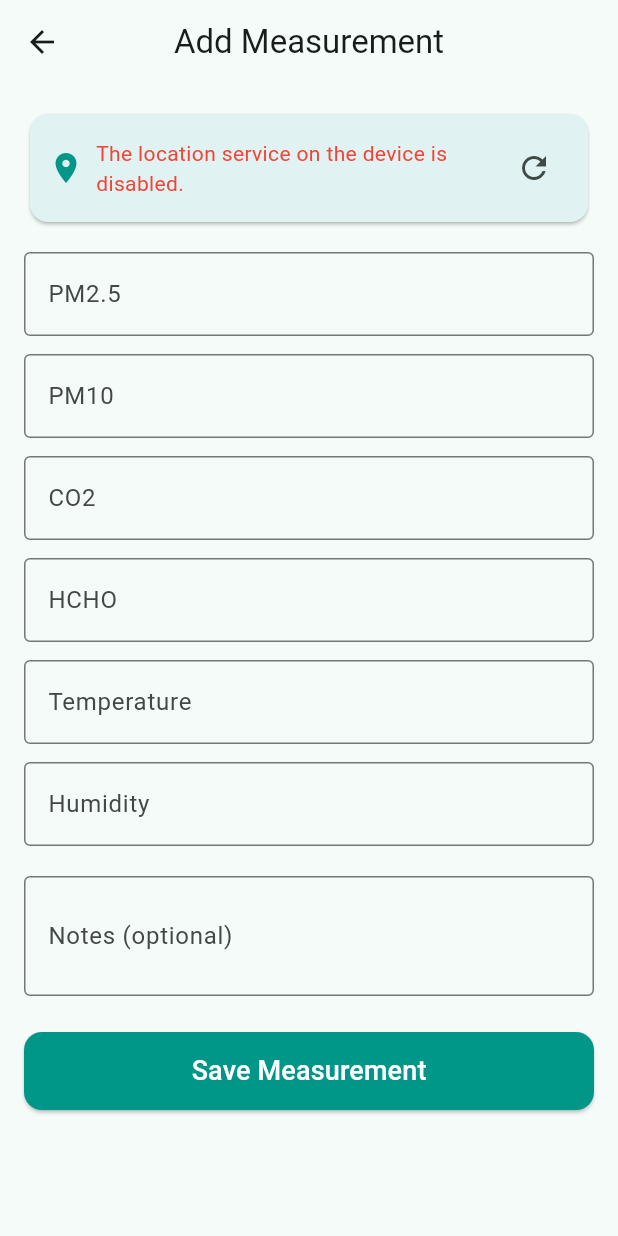
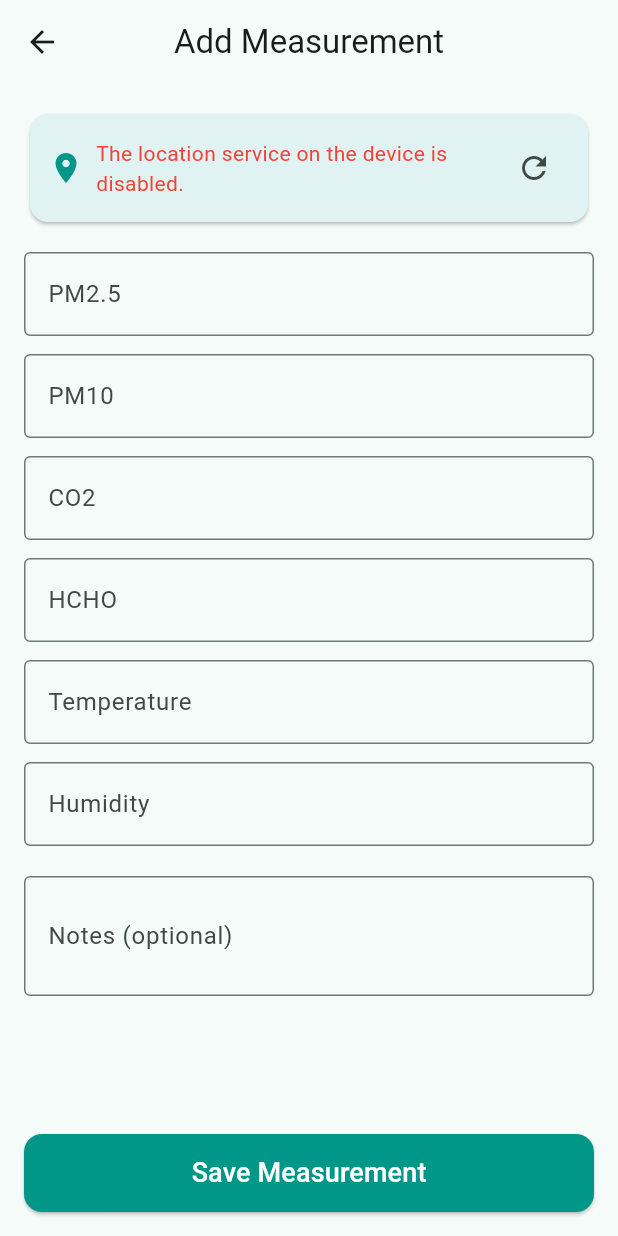
Before and after one commit to DanWeaver-ca/aq-mapper, a Flutter app: the EntryScreen screen opened directly, on a phone screen of 412 x 824 dp. Run offline on Flutter 3.47's test engine with Material 3 defaults, Android fonts, the phone set to English and light mode, and no system bars; our stand-ins replace csv, flutter_map, geolocator, latlong2, share_plus, sqflite; accounts and stored records are empty.

Commit message:
Fix keyboard layout on entry screen; update CLAUDE.md with status
- Restructure EntryScreen layout: Save button pinned outside scroll
  area so it stays visible above keyboard at all times. Fields scroll
  freely in an Expanded+SingleChildScrollView. GestureDetector added
  to dismiss keyboard on tap outside.
- Add Podfile/Podfile.lock (CocoaPods configured for iOS build)
- Update CLAUDE.md with current status and prioritised next steps
  (iPhone testing, map variable selector, Android, app icon)

Co-Authored-By: Claude Sonnet 4.6 <noreply@anthropic.com>

```diff
--- a/aq_mapping_app/lib/screens/entry_screen.dart
+++ b/aq_mapping_app/lib/screens/entry_screen.dart
@@ -112,11 +112,22 @@ class _EntryScreenState extends State<EntryScreen> {
   @override
   Widget build(BuildContext context) {
     return Scaffold(
+      // Scaffold resizes body above keyboard — combined with Column layout
+      // this keeps the Save button always visible just above the keyboard.
+      resizeToAvoidBottomInset: true,
       appBar: AppBar(
         title: const Text('Add Measurement'),
       ),
-      body: SingleChildScrollView(
-        padding: const EdgeInsets.all(16.0),
+      // Tap anywhere outside a field to dismiss the keyboard
+      body: GestureDetector(
+        onTap: () => FocusScope.of(context).unfocus(),
+        child: SafeArea(
+          child: Column(
+            children: [
+              // ── Scrollable field area ─────────────────────────────────
+              Expanded(
+                child: SingleChildScrollView(
+                  padding: const EdgeInsets.fromLTRB(16, 16, 16, 8),
                   child: Form(
                     key: _formKey,
                     child: Column(
@@ -139,9 +150,20 @@ class _EntryScreenState extends State<EntryScreen> {
                             border: OutlineInputBorder(),
                           ),
                           maxLines: 2,
+                          // Extra scroll padding so Notes field clears the
+                          // Save button when focused
+                          scrollPadding: const EdgeInsets.only(bottom: 80),
                         ),
-              const SizedBox(height: 24),
-              SizedBox(
+                      ],
+                    ),
+                  ),
+                ),
+              ),
+              // ── Save button — always visible above keyboard ───────────
+              Padding(
+                padding: const EdgeInsets.fromLTRB(16, 8, 16, 16),
+                child: SizedBox(
+                  width: double.infinity,
                   height: 52,
                   child: ElevatedButton(
                     onPressed: _isSaving ? null : _saveMeasurement,
@@ -157,6 +179,7 @@ class _EntryScreenState extends State<EntryScreen> {
                         : const Text(
                             'Save Measurement',
                             style: TextStyle(fontSize: 18),
+                          ),
                   ),
                 ),
               ),
```
Also changed, not shown: 10 other files. Lines whose indentation alone changed are shown as unchanged.
